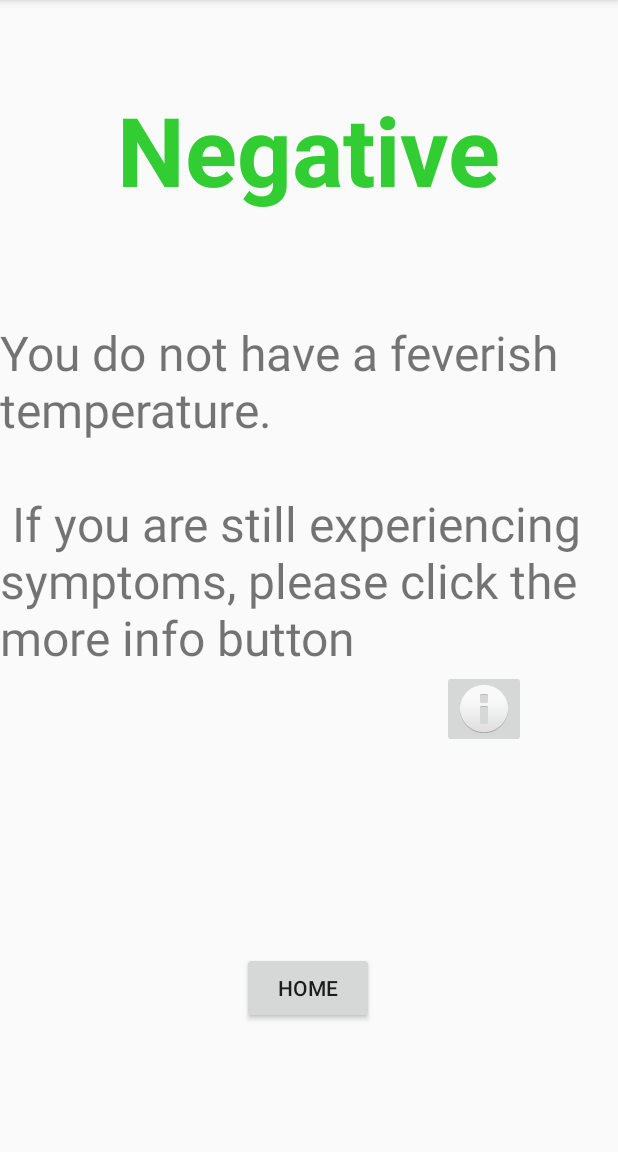
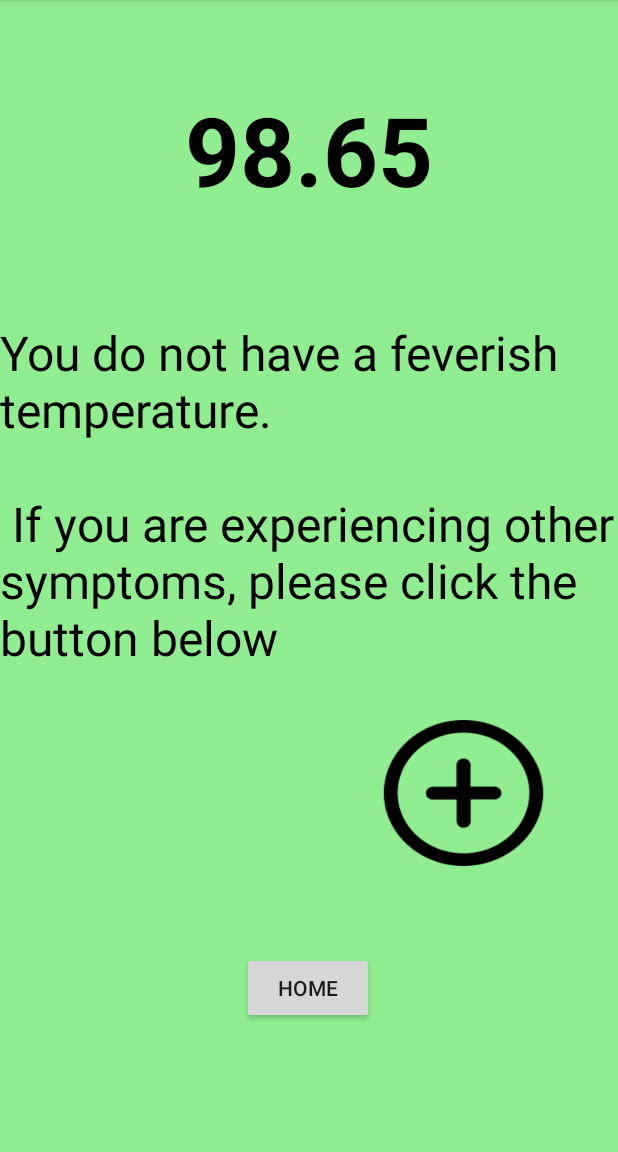
Before and after one commit to Jeffrey-Keyser/DigitalThermometer, an Android app: the ThermalActivity screen opened directly, with no data from a screen before it, after a tap on "GO", on a phone screen of 412 x 824 dp, the part 84-1236 px from its top. Run offline under Robolectric (Android 15) with nearby library versions, the phone set to English and light mode, and no system bars; our stand-ins replace Room's generated code.

Commit message:
Pass reading info to Pos/Neg Reading Activity.

```diff
--- a/app/src/main/java/com/example/digitalthermometer/DbHelper.java
+++ b/app/src/main/java/com/example/digitalthermometer/DbHelper.java
@@ -46,19 +46,32 @@ public class DbHelper extends SQLiteOpenHelper {
     }
 
     // WORKING
-    public boolean insertReading(String time, Double temperature){
+    public long insertReading(Reading reading){
         SQLiteDatabase db = this.getWritableDatabase();
         ContentValues contentValues = new ContentValues();
-        contentValues.put("time", time);
-        contentValues.put("temperature", temperature);
-        db.insert("readings", null, contentValues);
-        return true;
+        DateFormat df = new SimpleDateFormat("HH:mm:ss MM/dd/yyyy");
+
+        contentValues.put("time", df.format(reading.time));
+        contentValues.put("temperature", reading.temp);
+        return db.insert("readings", null, contentValues);
     }
 
-    public Cursor getData(int id) {
+    public Reading getReading(int id) {
         SQLiteDatabase db = this.getReadableDatabase();
         Cursor res = db.rawQuery("select * from readings where id=" + id + "", null);
-        return res;
+        res.moveToFirst();
+
+        Reading mReading = new Reading();
+        mReading.temp = res.getDouble(res.getColumnIndex(READINGS_COLUMN_TEMP));
+        try {
+            DateFormat format = new SimpleDateFormat("HH:mm:ss MM/dd/yyyy");
+            mReading.time = format.parse(res.getString(res.getColumnIndex(READINGS_COLUMN_TIME)));
+        } catch (ParseException e) {
+            e.printStackTrace();
+        }
+        mReading.id = res.getInt(res.getColumnIndex(READINGS_COLUMN_ID));
+
+        return mReading;
     }
 
     public int numberOfRows() {
@@ -90,7 +103,7 @@ public class DbHelper extends SQLiteOpenHelper {
             Reading mReading = new Reading();
             mReading.temp = res.getDouble(res.getColumnIndex(READINGS_COLUMN_TEMP));
             try {
-                DateFormat format = new SimpleDateFormat("MM/dd/yyyy");
+                DateFormat format = new SimpleDateFormat("HH:mm:ss MM/dd/yyyy");
                 mReading.time = format.parse(res.getString(res.getColumnIndex(READINGS_COLUMN_TIME)));
             } catch (ParseException e) {
                 e.printStackTrace();
--- a/app/src/main/java/com/example/digitalthermometer/NegativeReadingActivity.java
+++ b/app/src/main/java/com/example/digitalthermometer/NegativeReadingActivity.java
@@ -2,22 +2,24 @@ package com.example.digitalthermometer;
 
 import androidx.appcompat.app.AppCompatActivity;
 
-import android.app.AlertDialog;
 import android.content.Intent;
-import android.net.UrlQuerySanitizer;
 import android.os.Bundle;
-import android.view.LayoutInflater;
 import android.view.View;
 import android.widget.Button;
 import android.widget.ImageButton;
-import android.widget.LinearLayout;
-import android.widget.PopupWindow;
+import android.widget.TextView;
+
+import com.google.android.gms.maps.GoogleMap;
+import com.google.android.material.chip.ChipGroup;
+
+import java.util.List;
 
 public class NegativeReadingActivity extends AppCompatActivity {
 
     private Button btn_redirect_home;
-    private ImageButton btn_more_info;
-
+    private ImageButton add_symptoms;
+    private DbHelper mydb;
+    private TextView title;
 
     @Override
     protected void onCreate(Bundle savedInstanceState) {
@@ -25,7 +27,7 @@ public class NegativeReadingActivity extends AppCompatActivity {
         setContentView(R.layout.activity_negative_reading);
 
         btn_redirect_home = (Button) findViewById(R.id.redirect_home_btn);
-        btn_more_info = (ImageButton) findViewById(R.id.more_info_btn);
+        add_symptoms = (ImageButton) findViewById(R.id.add_symptoms);
 
         btn_redirect_home.setOnClickListener(new View.OnClickListener() {
             @Override
@@ -36,7 +38,7 @@ public class NegativeReadingActivity extends AppCompatActivity {
         });
 
         // Modal
-        btn_more_info.setOnClickListener(new View.OnClickListener() {
+        add_symptoms.setOnClickListener(new View.OnClickListener() {
             @Override
             public void onClick(View v) {
                 CustomDialogSymptoms dialogSymptoms = new CustomDialogSymptoms(NegativeReadingActivity.this);
@@ -44,5 +46,14 @@ public class NegativeReadingActivity extends AppCompatActivity {
             }
         });
 
+        mydb = new DbHelper(this);
+
+        Reading negativeReading = new Reading();
+        String readingId = getIntent().getStringExtra(negativeReading.INTENT_IDENTIFIER_READING_ID);
+        negativeReading = mydb.getReading(Integer.parseInt(readingId));
+
+        title = (TextView) findViewById(R.id.negative_reading_title);
+        title.setText(Double.toString(negativeReading.temp));
+
     }
 }
--- a/app/src/main/java/com/example/digitalthermometer/Reading.java
+++ b/app/src/main/java/com/example/digitalthermometer/Reading.java
@@ -10,6 +10,8 @@ import java.util.Date;
 
 @Entity(tableName = "readings")
 public class Reading {
+
+    public final String INTENT_IDENTIFIER_READING_ID = "READING_ID";
 
     @PrimaryKey
     @NonNull
@@ -28,4 +30,12 @@ public class Reading {
         return mReading;
     }
 
+    public void setTemp(Double temp){
+        this.temp = temp;
+    }
+
+    public void setTime(Date time){
+        this.time = time;
+    }
+
 }
--- a/app/src/main/java/com/example/digitalthermometer/ReadingsActivity.java
+++ b/app/src/main/java/com/example/digitalthermometer/ReadingsActivity.java
@@ -151,6 +151,7 @@ public class ReadingsActivity extends AppCompatActivity {
 
     private void createDbDummyData() {
 
+        /*
         mydb.insertReading("11/2/2020", 98.6);
         mydb.insertReading("10/4/2020", 99.3);
         mydb.insertReading("1/22/2020", 100.3);
@@ -159,5 +160,7 @@ public class ReadingsActivity extends AppCompatActivity {
         mydb.insertReading("12/4/2020", 99.8);
         mydb.insertReading("11/25/2020", 97.8);
         mydb.insertReading("11/4/2020", 98.3);
+        */
+
     }
 }
--- a/app/src/main/java/com/example/digitalthermometer/ThermalActivity.java
+++ b/app/src/main/java/com/example/digitalthermometer/ThermalActivity.java
@@ -36,11 +36,15 @@ import androidx.core.app.ActivityCompat;
 import androidx.core.content.ContextCompat;
 
 import java.io.IOException;
+import java.text.DateFormat;
+import java.text.SimpleDateFormat;
 import java.util.ArrayList;
 import java.util.Arrays;
+import java.util.Calendar;
 import java.util.Collections;
 import java.util.Comparator;
 import java.util.List;
+import java.util.Random;
 import java.util.concurrent.Semaphore;
 import java.util.concurrent.TimeUnit;
 
@@ -67,6 +71,8 @@ public class ThermalActivity extends AppCompatActivity {
     private static final int REQUEST_CAMERA_PERMISSION = 1;
     private Button btn_capture, btn_positive;
 
+    private DbHelper mydb;
+
     @RequiresApi(api = Build.VERSION_CODES.LOLLIPOP)
     @Override
     protected void onCreate(Bundle savedInstanceState) {
@@ -82,17 +88,41 @@ public class ThermalActivity extends AppCompatActivity {
         btn_capture = (Button) findViewById(R.id.btn_capture);
         btn_positive = (Button) findViewById(R.id.temp_btn);
 
+        mydb = new DbHelper(this);
+
         btn_capture.setOnClickListener(new View.OnClickListener() {
             @Override
             public void onClick(View v) {
-                startActivity(new Intent(ThermalActivity.this, NegativeReadingActivity.class));
+                Random r = new Random();
+
+                // Create random reading
+                Reading randomReading = new Reading();
+                // Generate random double between 100 and 93
+                randomReading.setTemp(Double.parseDouble(String.format("%.2f", 95 + (100 - 95) * r.nextDouble())));
+                randomReading.setTime(Calendar.getInstance().getTime());
+
+                long readingId = mydb.insertReading(randomReading);
+                Intent intent = new Intent(ThermalActivity.this, NegativeReadingActivity.class);
+                intent.putExtra(randomReading.INTENT_IDENTIFIER_READING_ID, Long.toString(readingId));
+                startActivity(intent);
             }
         });
 
         btn_positive.setOnClickListener(new View.OnClickListener() {
             @Override
             public void onClick(View v) {
-                startActivity(new Intent(ThermalActivity.this, PositiveReadingActivity.class));
+                Random r = new Random();
+
+                // Create random reading
+                Reading randomReading = new Reading();
+                // Generate random double between 103 and 100
+                randomReading.setTemp(Double.parseDouble(String.format("%.2f" ,100 + (103 - 100) * r.nextDouble())));
+                randomReading.setTime(Calendar.getInstance().getTime());
+
+                long readingId = mydb.insertReading(randomReading);
+                Intent intent = new Intent(ThermalActivity.this, PositiveReadingActivity.class);
+                intent.putExtra(randomReading.INTENT_IDENTIFIER_READING_ID, Long.toString(readingId));
+                startActivity(intent);
             }
         });
         // cameraManager = (CameraManager) getApplicationContext().getSystemService(Context.CAMERA_SERVICE);
--- a/app/src/main/java/com/example/digitalthermometer/WordListAdapter.java
+++ b/app/src/main/java/com/example/digitalthermometer/WordListAdapter.java
@@ -27,6 +27,7 @@ import java.util.ArrayList;
 public class WordListAdapter extends RecyclerView.Adapter<WordListAdapter.WordViewHolder> {
     private ArrayList<Reading> mWordList;
 
+    // TODO: Port colors to res.values
     private final String highTemp = "#CD5C5C";
     private final String lightGray = "#C0C0C0";
     private final String darkGray = "#808080";
@@ -80,8 +81,7 @@ public class WordListAdapter extends RecyclerView.Adapter<WordListAdapter.WordVi
     public void onBindViewHolder(@NonNull WordListAdapter.WordViewHolder holder, int position) {
         Reading mCurrent = WordListAdapter.this.mWordList.get(position);
 
-        DateFormat df = new SimpleDateFormat("MM/dd/yyyy");
-
+        DateFormat df = new SimpleDateFormat("HH:mm:ss MM/dd/yyyy");
 
         // TODO: Get html formatting to work
         holder.wordItemView.setText(HtmlCompat.fromHtml("<h1>Time : </h1>", HtmlCompat.FROM_HTML_MODE_COMPACT) + df.format(mCurrent.time) +
--- a/app/src/main/res/layout/activity_negative_reading.xml
+++ b/app/src/main/res/layout/activity_negative_reading.xml
@@ -4,14 +4,14 @@
     xmlns:tools="http://schemas.android.com/tools"
     android:layout_width="match_parent"
     android:layout_height="match_parent"
+    android:background="@color/colorNegativeReading"
     tools:context=".NegativeReadingActivity">
 
     <TextView
         android:id="@+id/negative_reading_title"
         android:layout_width="wrap_content"
         android:layout_height="wrap_content"
-        android:text="@string/negative"
-        android:textColor="@color/colorNegativeReading"
+        android:textColor="@color/black"
         android:textStyle="bold"
         android:textSize="64sp"
         app:layout_constraintBottom_toBottomOf="parent"
@@ -27,6 +27,7 @@
         android:layout_marginTop="128dp"
         android:text="@string/negativeReadingDesc"
         android:textSize="32sp"
+        android:textColor="@color/black"
         app:layout_constraintBottom_toBottomOf="parent"
         app:layout_constraintEnd_toEndOf="parent"
         app:layout_constraintHorizontal_bias="0.0"
@@ -35,17 +36,19 @@
         app:layout_constraintVertical_bias="0.21" />
 
     <ImageButton
-        android:id="@+id/more_info_btn"
-        android:layout_width="wrap_content"
-        android:layout_height="wrap_content"
+        android:id="@+id/add_symptoms"
+        android:layout_width="119dp"
+        android:layout_height="109dp"
+        android:background="@color/colorNegativeReading"
         android:contentDescription="@string/infoButtonDesc"
+        android:scaleType="fitXY"
+        android:src="@drawable/plus"
         app:layout_constraintBottom_toBottomOf="parent"
         app:layout_constraintEnd_toEndOf="parent"
-        app:layout_constraintHorizontal_bias="0.828"
+        app:layout_constraintHorizontal_bias="0.852"
         app:layout_constraintStart_toStartOf="parent"
         app:layout_constraintTop_toBottomOf="@+id/negative_reading_desc"
-        app:layout_constraintVertical_bias="0.0"
-        app:srcCompat="@android:drawable/ic_dialog_info" />
+        app:layout_constraintVertical_bias="0.129" />
 
     <Button
         android:id="@+id/redirect_home_btn"
--- a/app/src/main/res/layout/activity_positive_reading.xml
+++ b/app/src/main/res/layout/activity_positive_reading.xml
@@ -4,14 +4,15 @@
     xmlns:tools="http://schemas.android.com/tools"
     android:layout_width="match_parent"
     android:layout_height="match_parent"
+    android:background="@color/colorPositiveReading"
     tools:context=".NegativeReadingActivity">
 
     <TextView
-        android:id="@+id/negative_reading_title"
+        android:id="@+id/positive_reading_title"
         android:layout_width="wrap_content"
         android:layout_height="wrap_content"
         android:text="@string/positive"
-        android:textColor="@color/colorPositiveReading"
+        android:textColor="@color/black"
         android:textStyle="bold"
         android:textSize="64sp"
         app:layout_constraintBottom_toBottomOf="parent"
@@ -27,6 +28,7 @@
         android:layout_marginTop="128dp"
         android:text="@string/positiveReadingDesc"
         android:textSize="32sp"
+        android:textColor="@color/black"
         app:layout_constraintBottom_toBottomOf="parent"
         app:layout_constraintEnd_toEndOf="parent"
         app:layout_constraintHorizontal_bias="0.0"
--- a/app/src/main/res/values/colors.xml
+++ b/app/src/main/res/values/colors.xml
@@ -3,7 +3,9 @@
     <color name="colorPrimary">#6200EE</color>
     <color name="colorPrimaryDark">#3700B3</color>
     <color name="colorAccent">#03DAC5</color>
-    <color name="colorNegativeReading">#32CD32</color>
-    <color name="colorPositiveReading">#B22222</color>
+    <color name="colorNegativeReading">#90EE90</color>
+    <color name="colorPositiveReading">#CD5C5C</color>
     <color name="colorSymptomsDialog">#3E80B4</color>
+    <color name="white">#FFFFFF</color>
+    <color name="black">#000000</color>
 </resources>
--- a/app/src/main/res/values/strings.xml
+++ b/app/src/main/res/values/strings.xml
@@ -22,7 +22,7 @@
     </string>
     <string name="location_permission_denied">permission denied</string>
     <string name="negative">Negative</string>
-    <string name="negativeReadingDesc">You do not have a feverish temperature.\n\n If you are still experiencing symptoms, please click the more info button</string>
+    <string name="negativeReadingDesc">You do not have a feverish temperature.\n\n If you are experiencing other symptoms, please click the button below</string>
     <string name="positiveReadingDesc">You have a feverish temperature.\n\n Please continue to the Google Maps to find nearby testing locations</string>
     <string name="infoButtonDesc">Redirects user to modal with more symptoms listed</string>
     <string name="redirectHome">Home</string>
```
Also changed, not shown: app/src/main/java/com/example/digitalthermometer/CustomDialogSymptoms.java (+9 -2 lines), app/src/main/java/com/example/digitalthermometer/PositiveReadingActivity.java (+18 -0 lines), app/src/main/res/layout/symptom_list.xml (+17 -8 lines), app/src/main/res/drawable-v24/plus.png (added).
